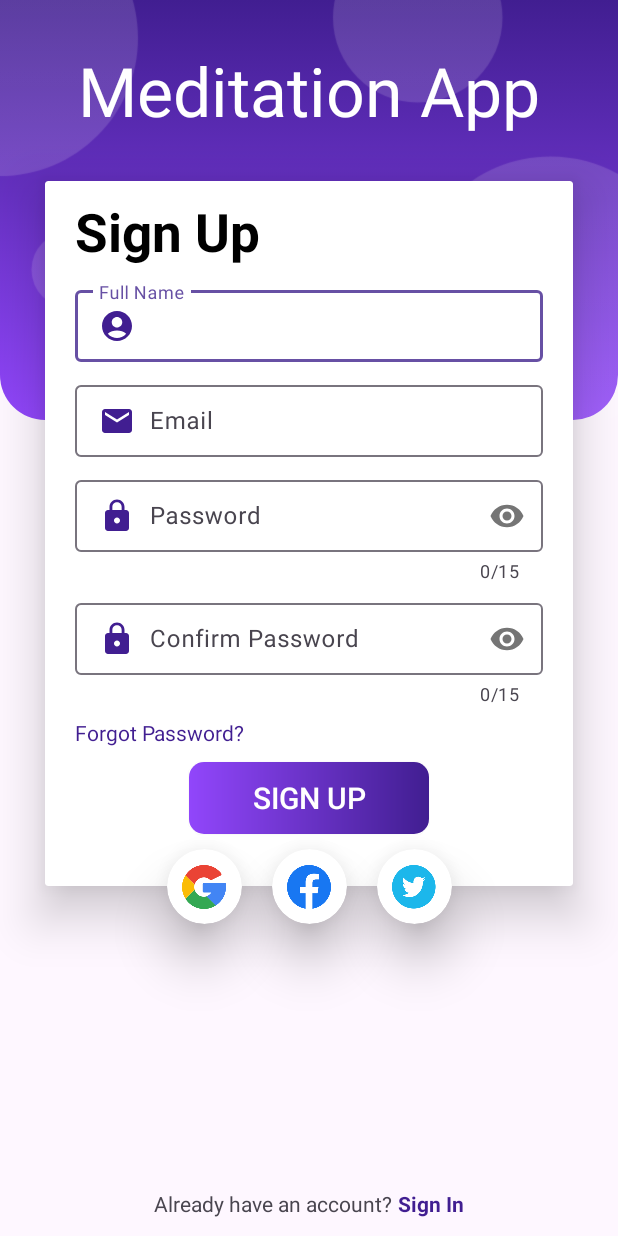
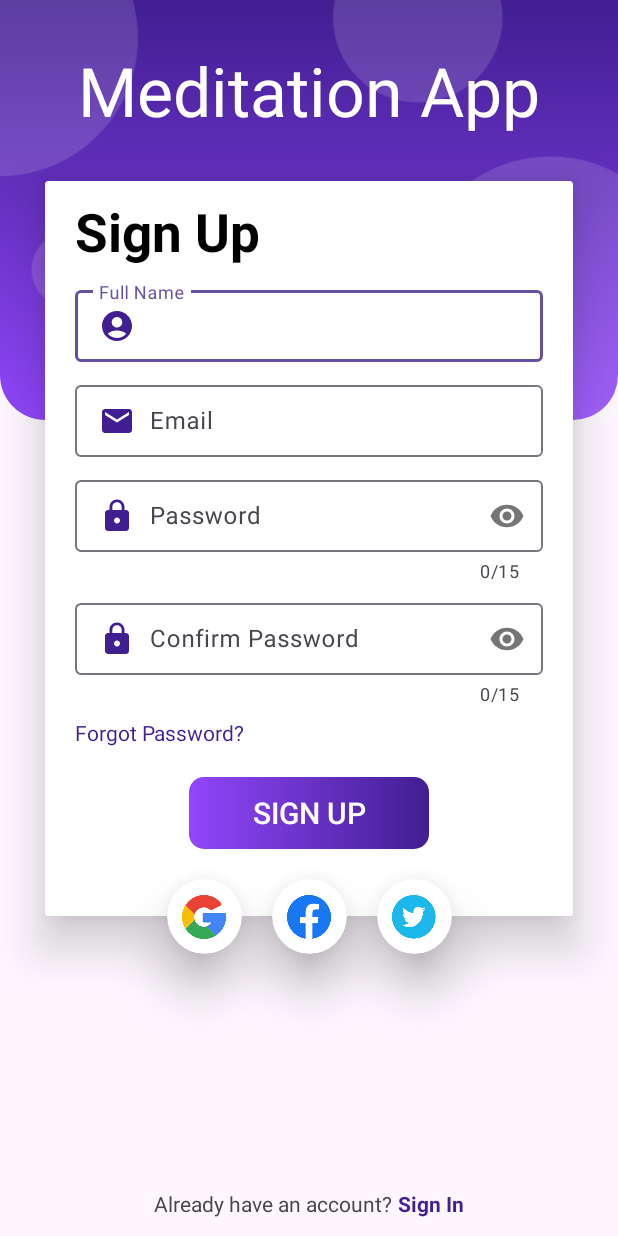
Before and after one commit to Harsha3274/MeditationApp, an Android app: the screen it shows after launch (SignUp), after a tap on "Sign Up", on a phone screen of 412 x 824 dp. Run offline under Robolectric (Android 15) with nearby library versions, the phone set to English and light mode, and no system bars; 1 other tap on this screen came first.

Commit message:
1.update

```diff
--- /dev/null
+++ b/app/src/main/java/com/wodo/meditationapp/ApplicationClass.kt
@@ -0,0 +1,30 @@
+package com.wodo.meditationapp
+
+import android.app.Application
+import android.app.NotificationChannel
+import android.app.NotificationManager
+import android.os.Build
+
+class ApplicationClass: Application() {
+    companion object{
+        const val CHANNEL_ID = "channel1"
+        const val PLAY = "play"
+        const val NEXT = "next"
+        const val PREVIOUS = "previous"
+        const val EXIT = "exit"
+    }
+
+    override fun onCreate() {
+        super.onCreate()
+        if (Build.VERSION.SDK_INT >= Build.VERSION_CODES.O) {
+            val notificationChannel = NotificationChannel(
+                CHANNEL_ID,
+                "Now Playing Song",
+                NotificationManager.IMPORTANCE_HIGH
+            )
+            notificationChannel.description = "This is an important channel for showing song notifications!"
+            val notificationManager = getSystemService(NOTIFICATION_SERVICE) as NotificationManager
+            notificationManager.createNotificationChannel(notificationChannel)
+        }
+    }
+}
--- a/app/src/main/java/com/wodo/meditationapp/Home.kt
+++ b/app/src/main/java/com/wodo/meditationapp/Home.kt
@@ -12,7 +12,7 @@ class Home : AppCompatActivity() {
 
         val relaxCard: CardView = findViewById(R.id.relax_card)
         val meditateCard: CardView = findViewById(R.id.meditate_card)
-        val stressCard: CardView = findViewById(R.id.stress_card)
+//        val stressCard: CardView = findViewById(R.id.stress_card)
 
         relaxCard.setOnClickListener {
             startActivity(Intent(this, relax::class.java))
--- /dev/null
+++ b/app/src/main/res/drawable/play_icon.xml
@@ -0,0 +1,5 @@
+<vector android:height="24dp" android:tint="#FFFFFF"
+    android:viewportHeight="24" android:viewportWidth="24"
+    android:width="24dp" xmlns:android="http://schemas.android.com/apk/res/android">
+    <path android:fillColor="@android:color/white" android:pathData="M12,2C6.48,2 2,6.48 2,12s4.48,10 10,10s10,-4.48 10,-10S17.52,2 12,2zM9.5,16.5v-9l7,4.5L9.5,16.5z"/>
+</vector>
--- a/app/src/main/res/layout/activity_sign_up.xml
+++ b/app/src/main/res/layout/activity_sign_up.xml
@@ -66,7 +66,7 @@
     <androidx.cardview.widget.CardView
         android:id="@+id/cardView"
         android:layout_width="match_parent"
-        android:layout_height="470dp"
+        android:layout_height="490dp"
         android:layout_marginStart="30dp"
         android:layout_marginTop="30dp"
         android:layout_marginEnd="30dp"
@@ -198,7 +198,7 @@
                 android:layout_width="160dp"
                 android:layout_height="wrap_content"
                 android:layout_gravity="center_horizontal"
-                android:layout_marginTop="10dp"
+                android:layout_marginTop="20dp"
                 android:background="@drawable/button_background"
                 android:text="Sign Up"
                 android:textColor="@color/white"
--- a/app/src/main/res/layout/activity_sleep.xml
+++ b/app/src/main/res/layout/activity_sleep.xml
@@ -155,6 +155,7 @@
         android:layout_marginTop="10dp"
         android:layout_marginEnd="10dp"
         android:src="@drawable/favorite_icon"
+        android:tint="@color/red"
         app:layout_constraintEnd_toEndOf="parent"
         app:layout_constraintTop_toTopOf="parent" />
 
--- a/app/src/main/res/values/colors.xml
+++ b/app/src/main/res/values/colors.xml
@@ -9,6 +9,7 @@
     <color name="white">#FFFFFFFF</color>
     <color name="theme1">#CEA8EA</color>
     <color name="custom">#56B0EC</color>
+    <color name="red">#FF0000</color>
 
 
     <color name="yellow">#FFC801</color>
```
Also changed, not shown: app/build.gradle.kts (+9 -5 lines), app/src/main/AndroidManifest.xml (+7 -1 lines), app/src/main/java/com/wodo/meditationapp/Music.kt (+19 -0 lines), app/src/main/java/com/wodo/meditationapp/MusicService.kt (+69 -5 lines), app/src/main/java/com/wodo/meditationapp/NotificationReceiver.kt (added, +55 -0 lines), app/src/main/java/com/wodo/meditationapp/sleep.kt (+11 -15 lines).
